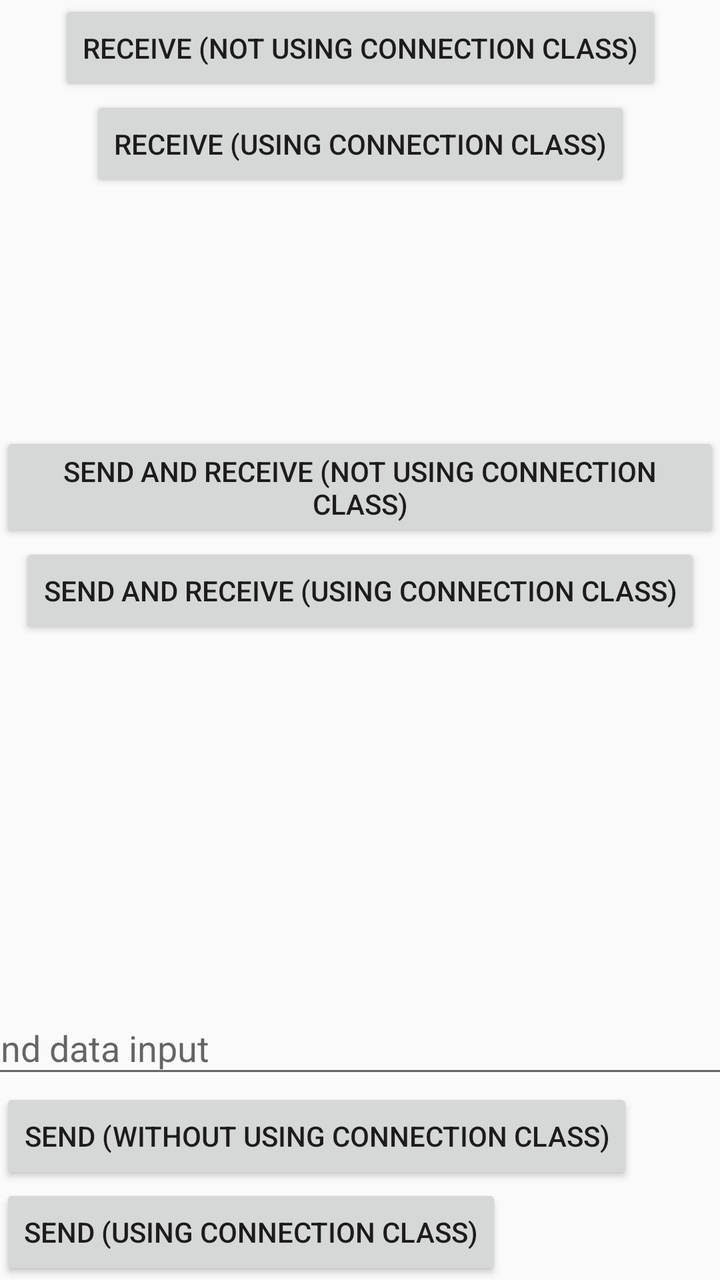
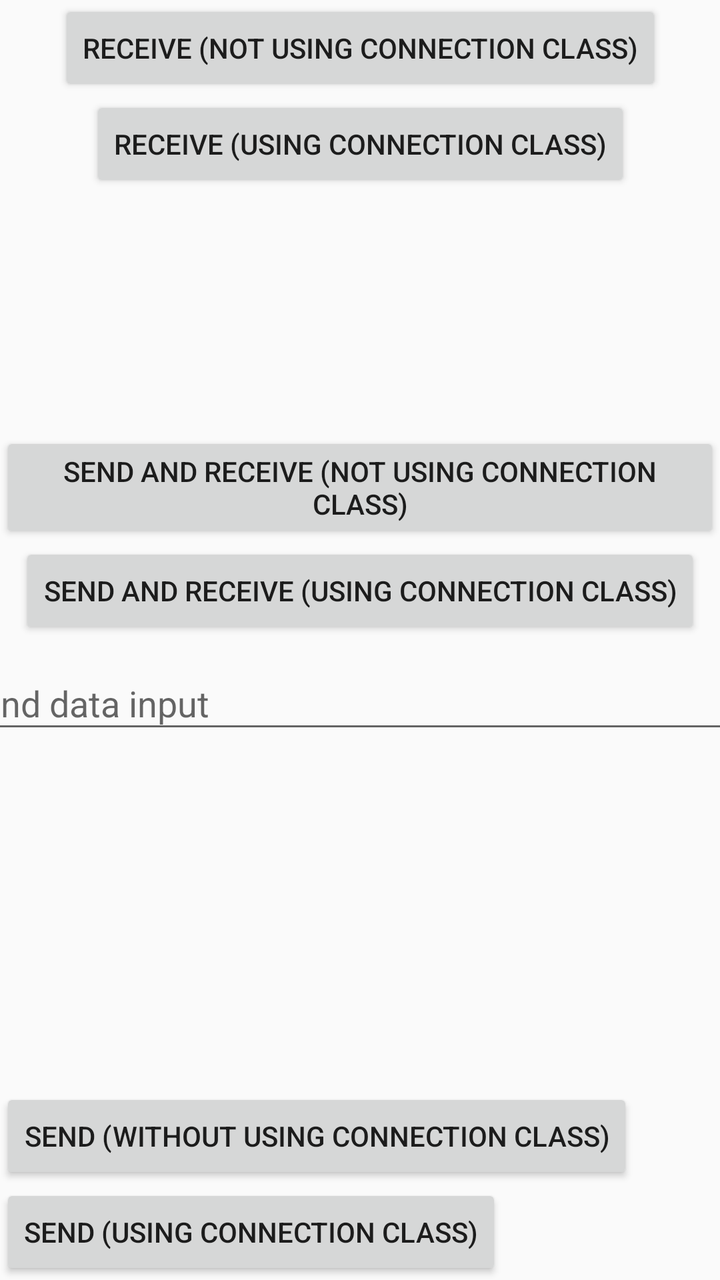

Before-and-after screenshots of an Android layout around one commit, followed by the original layout XML and the change that was made.
<!-- AndroidManifest.xml: application theme AppTheme -->
<!-- res/layout/activity_main.xml -->
<?xml version="1.0" encoding="utf-8"?>
<androidx.constraintlayout.widget.ConstraintLayout xmlns:android="http://schemas.android.com/apk/res/android"
    xmlns:app="http://schemas.android.com/apk/res-auto"
    xmlns:tools="http://schemas.android.com/tools"
    android:layout_width="match_parent"
    android:layout_height="match_parent"
    tools:context=".MainActivity">

    <Button
        android:id="@+id/sendData"
        android:layout_width="wrap_content"
        android:layout_height="wrap_content"
        android:text="Send (without using connection class)"
        app:layout_constraintBottom_toTopOf="@+id/sendDataUsignConnection"
        app:layout_constraintStart_toStartOf="parent" />

    <Button
        android:id="@+id/sendDataUsignConnection"
        android:layout_width="wrap_content"
        android:layout_height="wrap_content"
        android:text="Send (Using connection class)"
        app:layout_constraintBottom_toBottomOf="parent"
        app:layout_constraintStart_toStartOf="parent" />

    <com.google.android.material.textfield.TextInputLayout
        android:id="@+id/textInputLayout"
        android:layout_width="409dp"
        android:layout_height="wrap_content"
        app:layout_constraintBottom_toTopOf="@+id/sendData"
        app:layout_constraintEnd_toEndOf="parent"
        app:layout_constraintStart_toStartOf="parent">

        <com.google.android.material.textfield.TextInputEditText
            android:id="@+id/input"
            android:layout_width="match_parent"
            android:layout_height="wrap_content"
            android:hint="Send data input"
            android:inputType="number" />
    </com.google.android.material.textfield.TextInputLayout>

    <Button
        android:id="@+id/receive"
        android:layout_width="wrap_content"
        android:layout_height="wrap_content"
        android:text="Receive (not using connection class)"
        app:layout_constraintEnd_toEndOf="parent"
        app:layout_constraintStart_toStartOf="parent"
        app:layout_constraintTop_toTopOf="parent" />

    <Button
        android:id="@+id/receiveUsingConnection"
        android:layout_width="wrap_content"
        android:layout_height="wrap_content"
        android:text="Receive (using connection class)"
        app:layout_constraintEnd_toEndOf="parent"
        app:layout_constraintStart_toStartOf="parent"
        app:layout_constraintTop_toBottomOf="@+id/receive" />

    <Button
        android:id="@+id/sendAndReceive"
        android:layout_width="wrap_content"
        android:layout_height="wrap_content"
        android:layout_marginTop="216dp"
        android:text="Send and Receive (not using connection class)"
        app:layout_constraintEnd_toEndOf="parent"
        app:layout_constraintHorizontal_bias="0.41"
        app:layout_constraintStart_toStartOf="parent"
        app:layout_constraintTop_toTopOf="parent" />

    <Button
        android:id="@+id/sendAndReceiveUsingConnection"
        android:layout_width="wrap_content"
        android:layout_height="wrap_content"
        android:text="Send and Receive (using connection class)"
        app:layout_constraintEnd_toEndOf="parent"
        app:layout_constraintStart_toStartOf="parent"
        app:layout_constraintTop_toBottomOf="@+id/sendAndReceive" />
</androidx.constraintlayout.widget.ConstraintLayout>
<!-- resources referenced by this layout -->
<resources>
  <style name="AppTheme" parent="Theme.AppCompat.Light.DarkActionBar">
          
          <item name="colorPrimary">@color/colorPrimary</item>
          <item name="colorPrimaryDark">@color/colorPrimaryDark</item>
          <item name="colorAccent">@color/colorAccent</item>
      </style>
  <color name="colorPrimary">#6200EE</color>
  <color name="colorPrimaryDark">#3700B3</color>
  <color name="colorAccent">#03DAC5</color>
</resources>

<!-- the commit's change to res/layout/activity_main.xml (unified diff, before → after) -->
@@ -26,9 +26,9 @@
         android:id="@+id/textInputLayout"
         android:layout_width="409dp"
         android:layout_height="wrap_content"
-        app:layout_constraintBottom_toTopOf="@+id/sendData"
         app:layout_constraintEnd_toEndOf="parent"
-        app:layout_constraintStart_toStartOf="parent">
+        app:layout_constraintStart_toStartOf="parent"
+        app:layout_constraintTop_toBottomOf="@+id/sendAndReceiveUsingConnection">
 
         <com.google.android.material.textfield.TextInputEditText
             android:id="@+id/input"
